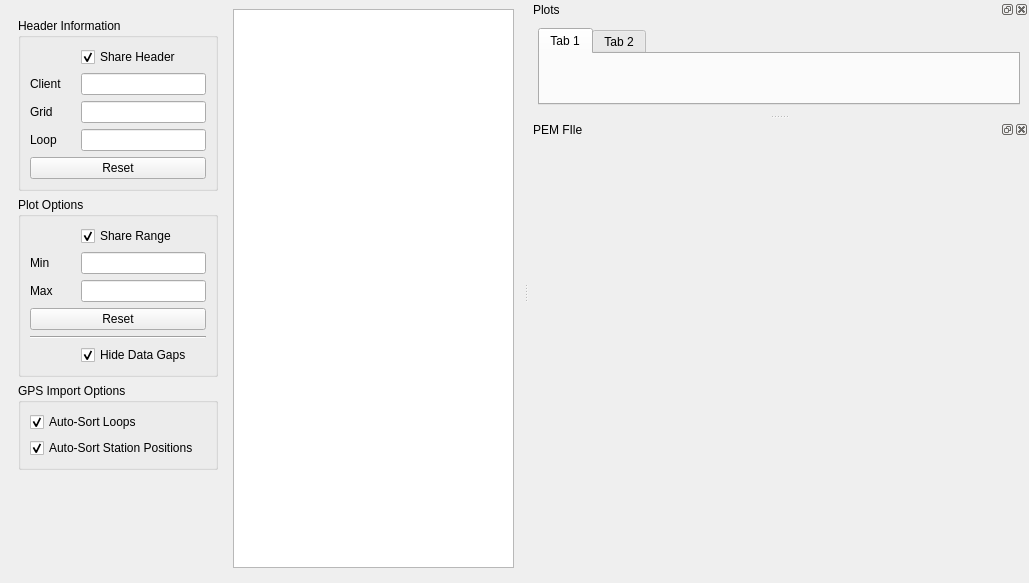
Qt form src/qt_ui/pem_editor_window.ui (Eric-Meunier/Processor-Suite) before a commit.
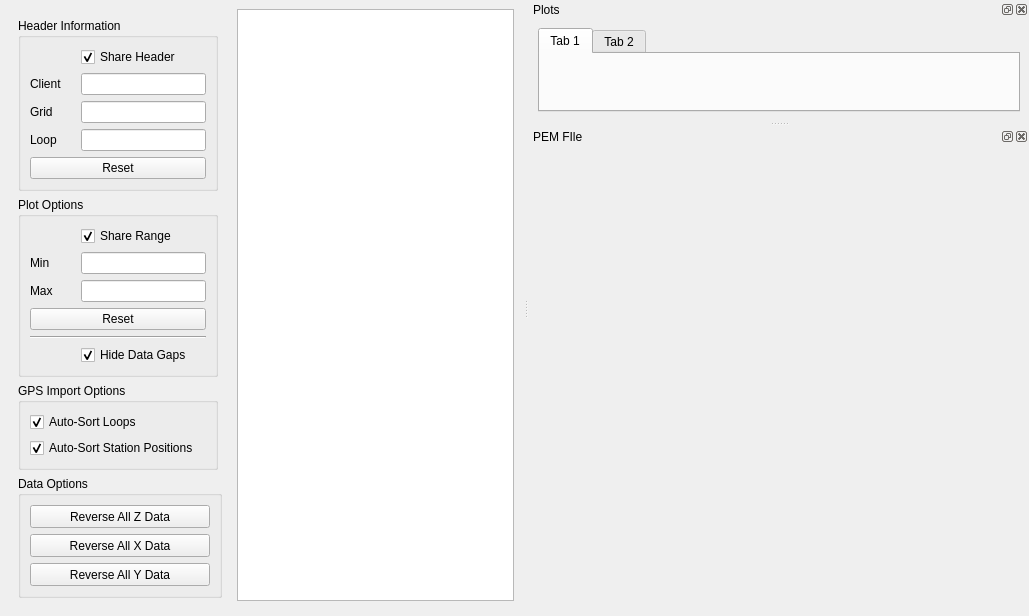
The same form after that commit.

Commit message: Data polarity flipping functional.

```diff
--- a/src/qt_ui/pem_editor_window.ui
+++ b/src/qt_ui/pem_editor_window.ui
@@ -405,6 +405,75 @@
          </layout>
         </widget>
        </item>
+       <item row="5" column="0">
+        <widget class="QGroupBox" name="groupBox_2">
+         <property name="sizePolicy">
+          <sizepolicy hsizetype="Fixed" vsizetype="Preferred">
+           <horstretch>0</horstretch>
+           <verstretch>0</verstretch>
+          </sizepolicy>
+         </property>
+         <property name="minimumSize">
+          <size>
+           <width>200</width>
+           <height>0</height>
+          </size>
+         </property>
+         <property name="title">
+          <string>Data Options</string>
+         </property>
+         <layout class="QVBoxLayout" name="verticalLayout_2">
+          <item>
+           <widget class="QPushButton" name="reverseAllZButton">
+            <property name="minimumSize">
+             <size>
+              <width>180</width>
+              <height>23</height>
+             </size>
+            </property>
+            <property name="text">
+             <string>Reverse All Z Data</string>
+            </property>
+            <property name="checkable">
+             <bool>false</bool>
+            </property>
+           </widget>
+          </item>
+          <item>
+           <widget class="QPushButton" name="reverseAllXButton">
+            <property name="minimumSize">
+             <size>
+              <width>180</width>
+              <height>23</height>
+             </size>
+            </property>
+            <property name="text">
+             <string>Reverse All X Data</string>
+            </property>
+            <property name="checkable">
+             <bool>false</bool>
+            </property>
+           </widget>
+          </item>
+          <item>
+           <widget class="QPushButton" name="reverseAllYButton">
+            <property name="minimumSize">
+             <size>
+              <width>180</width>
+              <height>23</height>
+             </size>
+            </property>
+            <property name="text">
+             <string>Reverse All Y Data</string>
+            </property>
+            <property name="checkable">
+             <bool>false</bool>
+            </property>
+           </widget>
+          </item>
+         </layout>
+        </widget>
+       </item>
       </layout>
      </widget>
     </item>
```
The commit also changes 4 other files.
